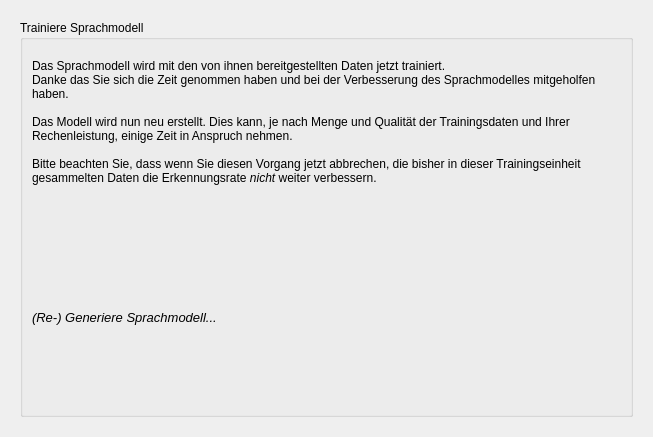
The window that ui/trainmain.ui (KDE/simon) describes before a commit, drawn with Qt 5.
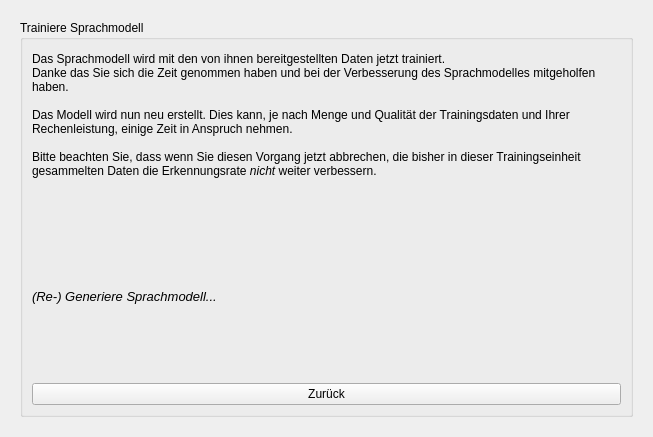
The same window after the commit. The open tabs and pages were chosen to show the change. Icons and pictures are not drawn.

Diff of the .ui file:
```diff
--- a/ui/trainmain.ui
+++ b/ui/trainmain.ui
@@ -509,6 +509,13 @@
             </property>
            </widget>
           </item>
+          <item>
+           <widget class="QPushButton" name="pbBackToMain2" >
+            <property name="text" >
+             <string>Zurück</string>
+            </property>
+           </widget>
+          </item>
          </layout>
         </widget>
        </item>
```
